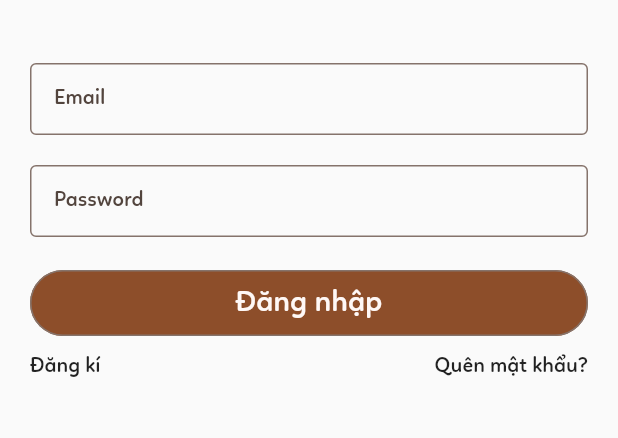
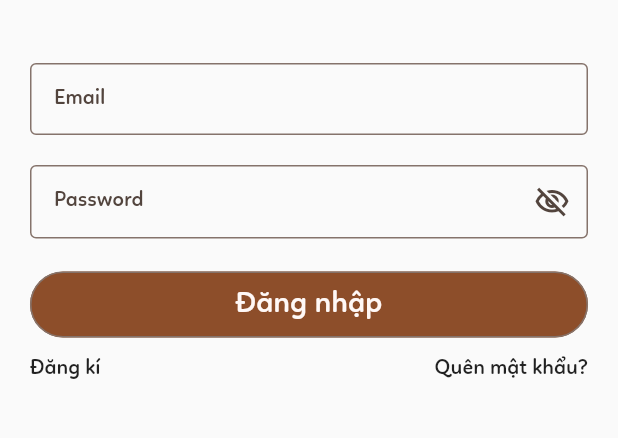
Before and after one commit to ZecManh/Student_Learn, a Flutter app: the screen it shows after launch, after a tap on "Tiếp theo", on a phone screen of 412 x 824 dp, the part 417-855 px from its top. Run offline on Flutter 3.47's test engine with Material 2 defaults, Android fonts, the phone set to English and light mode, and no system bars; our stand-ins replace firebase_auth, firebase_core; accounts and stored records are empty.

Commit message:
show/hide password login

```diff
--- a/lib/screen/choose_type.dart
+++ b/lib/screen/choose_type.dart
@@ -1,5 +1,7 @@
 import 'package:datn/screen/login.dart';
 import 'package:flutter/material.dart';
+
+enum UserType { tutor, learner }
 
 class ChooseTypeScreen extends StatefulWidget {
   const ChooseTypeScreen({super.key});
@@ -11,12 +13,12 @@ class ChooseTypeScreen extends StatefulWidget {
 }
 
 class _ChooseTypeScreenState extends State<ChooseTypeScreen> {
-  bool type = true;
+  UserType type = UserType.learner;
   Color tutorColor = Colors.white;
   Color learnerColor = Colors.white;
 
   void getColor() {
-    if (type == true) {
+    if (type == UserType.tutor) {
       tutorColor = Theme.of(context).colorScheme.primary;
       learnerColor = Theme.of(context).colorScheme.background;
     } else {
@@ -24,15 +26,6 @@ class _ChooseTypeScreenState extends State<ChooseTypeScreen> {
       learnerColor = Theme.of(context).colorScheme.primary;
     }
   }
-
-  //pass data children to parent
-  // Future<String> getResultFromLogin() async {
-  //   return await Navigator.push(
-  //       context,
-  //       MaterialPageRoute(
-  //         builder: (context) => const LoginScreen(),
-  //       ));
-  // }
 
   @override
   Widget build(BuildContext context) {
@@ -83,8 +76,13 @@ class _ChooseTypeScreenState extends State<ChooseTypeScreen> {
                                   EdgeInsets.all(20))),
                           onPressed: () {
                             setState(() {
-                              type = true;
+                              type = UserType.tutor;
                               getColor();
+
+                              SnackBar snackBar =
+                                  SnackBar(content: Text('Bạn đã chọn là người dạy'));
+                              ScaffoldMessenger.of(context)
+                                  .showSnackBar(snackBar);
                             });
                           },
                           icon: Image.asset('assets/ic_teacher.png', width: 50),
@@ -108,8 +106,12 @@ class _ChooseTypeScreenState extends State<ChooseTypeScreen> {
                                   EdgeInsets.all(20))),
                           onPressed: () {
                             setState(() {
-                              type = false;
+                              type = UserType.learner;
                               getColor();
+                              SnackBar snackBar =
+                              SnackBar(content: Text('Bạn đã chọn là người học'));
+                              ScaffoldMessenger.of(context)
+                                  .showSnackBar(snackBar);
                             });
                           },
                           icon: Image.asset('assets/ic_student.png', width: 50),
@@ -126,16 +128,11 @@ class _ChooseTypeScreenState extends State<ChooseTypeScreen> {
               ),
               OutlinedButton.icon(
                 onPressed: () {
-                  Navigator.push(context, MaterialPageRoute(builder: (context) => const LoginScreen(),));
-
-                  // getResultFromLogin().then((value) {
-                  //   if (value[0] is String) {
-                  //     print('Email is ${value}');
-                  //     SnackBar snackbar =
-                  //         SnackBar(content: Text('Email is $value'));
-                  //     ScaffoldMessenger.of(context).showSnackBar(snackbar);
-                  //   }
-                  // });
+                  Navigator.push(
+                      context,
+                      MaterialPageRoute(
+                        builder: (context) =>  LoginScreen(userType: type,),
+                      ));
                 },
                 icon: Icon(Icons.arrow_forward_rounded,
                     color: Theme.of(context).colorScheme.background),
--- a/lib/screen/login.dart
+++ b/lib/screen/login.dart
@@ -3,12 +3,13 @@ import 'package:datn/screen/sign_up.dart';
 import 'package:flutter/material.dart';
 import 'package:firebase_auth/firebase_auth.dart';
 
+import 'choose_type.dart';
 import 'learner/dash_board.dart';
 
-enum UserType { learner, tutor }
+class LoginScreen extends StatefulWidget {
+  const LoginScreen({super.key, required this.userType});
 
-class LoginScreen extends StatefulWidget {
-  const LoginScreen({super.key});
+  final UserType userType;
 
   @override
   State<StatefulWidget> createState() {
@@ -20,11 +21,13 @@ class _LoginScreenState extends State<LoginScreen> {
   TextEditingController emailController = TextEditingController();
   TextEditingController passwordController = TextEditingController();
   FirebaseAuthService firebaseAuthService = FirebaseAuthService();
+  bool passwordVisible = false;
 
   Future<User?> login() async {
     String email = emailController.text;
     String password = passwordController.text;
     User? user = null;
+
     if (email != '' && password != '') {
       user =
           await firebaseAuthService.signInWithEmailAndPassword(email, password);
@@ -43,7 +46,6 @@ class _LoginScreenState extends State<LoginScreen> {
 
   @override
   Widget build(BuildContext context) {
-    String myAge;
     return Scaffold(
       resizeToAvoidBottomInset: false,
       appBar: AppBar(
@@ -55,7 +57,9 @@ class _LoginScreenState extends State<LoginScreen> {
             children: [
               Image.asset('assets/ic_logo_remove_bg.png'),
               Text(
-                'Học tốt cùng Tlu Tutor',
+                widget.userType == UserType.tutor
+                    ? 'Dạy tốt cùng Tlu Tutor'
+                    : 'Học tốt cùng Tlu Tutor',
                 style: TextStyle(fontSize: 20),
               ),
               SizedBox(
@@ -66,24 +70,45 @@ class _LoginScreenState extends State<LoginScreen> {
                 child: Column(
                   crossAxisAlignment: CrossAxisAlignment.stretch,
                   children: [
-                    TextField(
+                    Form(
+                      child: Column(
+                        children: [
+                          TextFormField(
+                            // validator: ,
                             controller: emailController,
                             obscureText: false,
                             decoration: InputDecoration(
                               border: OutlineInputBorder(),
                               labelText: 'Email',
                             ),
-                    ),
+                          )   ,
+
                           SizedBox(
                             height: 20,
                           ),
-                    TextField(
+                          TextFormField(
                             keyboardType: TextInputType.emailAddress,
                             controller: passwordController,
-                      obscureText: true,
+                            obscureText: passwordVisible,
                             decoration: InputDecoration(
                               border: OutlineInputBorder(),
                               labelText: 'Password',
+                              suffixText: 'Ẩn/Hiện Mật Khẩu',
+                              suffixIcon: IconButton(
+                                onPressed: () {
+                                  print('onclick');
+                                  setState(() {
+                                    print(passwordVisible);
+                                    passwordVisible = !passwordVisible;
+                                  });
+                                },
+                                icon: Icon(passwordVisible
+                                    ? Icons.visibility_outlined
+                                    : Icons.visibility_off_outlined),
+                              ),
+                            ),
+                          ),
+                        ],
                       ),
                     ),
                     SizedBox(
```
Lines whose indentation alone changed are shown as unchanged.
